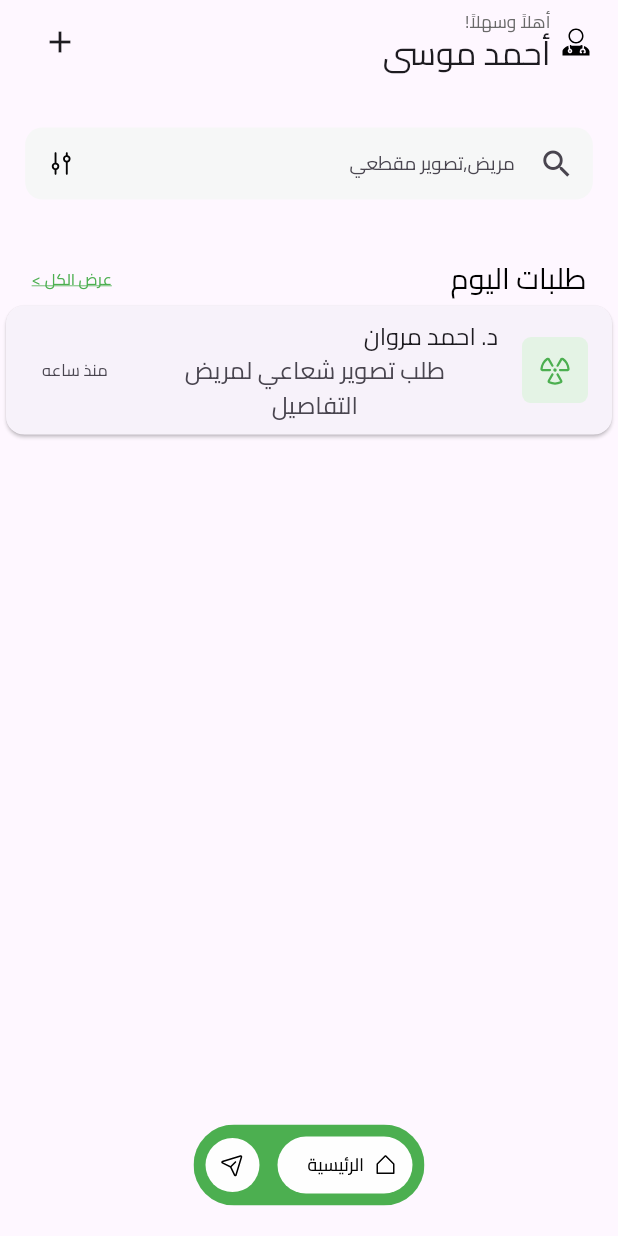
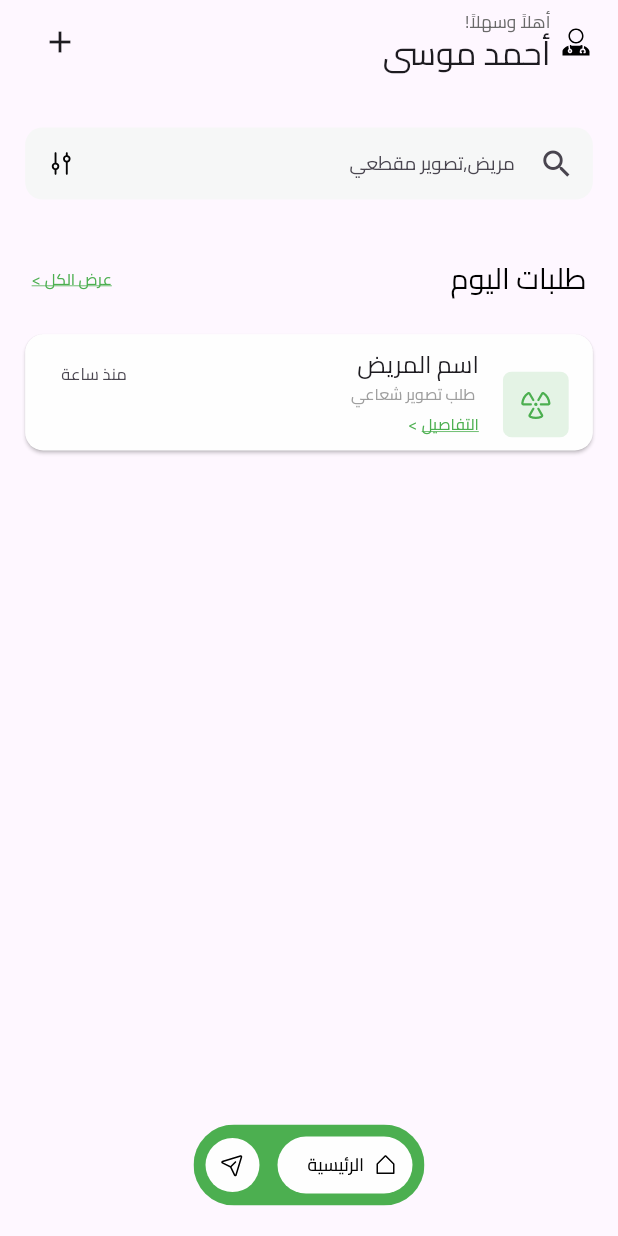
Before and after one commit to samibarsa/Clinic_doctor, a Flutter app: the screen it shows after launch, on a phone screen of 412 x 824 dp. Run offline on Flutter 3.47's test engine with Material 3 defaults, Android fonts, the light colour scheme and no system bars; our stand-ins replace bloc, equatable, flutter_bloc, flutter_screenutil, flutter_svg, modal_progress_hud_nsn and 2 more; accounts and stored records are empty.

Commit message:
add cardListTile

```diff
--- /dev/null
+++ b/lib/Features/Home/presentation/widgets/home_search_text_filed.dart
@@ -0,0 +1,31 @@
+import 'package:doctor_app/core/utils/constant.dart';
+import 'package:doctor_app/core/utils/widgets/custom_text_field.dart';
+import 'package:flutter/material.dart';
+import 'package:flutter_screenutil/flutter_screenutil.dart';
+import 'package:flutter_svg/svg.dart';
+
+class HomeSearchTextFiled extends StatelessWidget {
+  const HomeSearchTextFiled({
+    super.key,
+  });
+
+  @override
+  Widget build(BuildContext context) {
+    return Container(
+      decoration: BoxDecoration(
+          color: const Color(0xffF6F7F7),
+          borderRadius: BorderRadius.all(Radius.circular(12.r))),
+      child: CustomTextField(
+        prefix: SvgPicture.asset(
+          ImagesPath.filter,
+          fit: BoxFit.none,
+        ),
+        suffix: const Icon(Icons.search),
+        title: "مريض,تصوير مقطعي",
+        radius: 12.r,
+        textEditingController: TextEditingController(),
+        keyboardType: TextInputType.text,
+      ),
+    );
+  }
+}
--- a/lib/Features/Home/presentation/widgets/home_view_body.dart
+++ b/lib/Features/Home/presentation/widgets/home_view_body.dart
@@ -1,9 +1,9 @@
+import 'package:doctor_app/Features/Home/presentation/widgets/home_search_text_filed.dart';
+import 'package:doctor_app/Features/Home/presentation/widgets/list_tile_card.dart';
 import 'package:doctor_app/Features/Home/presentation/widgets/navigator_bar.dart';
 import 'package:doctor_app/core/utils/constant.dart';
-import 'package:doctor_app/core/utils/widgets/custom_text_field.dart';
 import 'package:flutter/material.dart';
 import 'package:flutter_screenutil/flutter_screenutil.dart';
-import 'package:flutter_svg/svg.dart';
 
 // ignore: must_be_immutable
 class HomeViewBody extends StatefulWidget {
@@ -77,50 +77,37 @@ class Home extends StatelessWidget {
         SizedBox(
           height: 30.h,
         ),
-        Container(
-          decoration: BoxDecoration(
-              color: const Color(0xffF6F7F7),
-              borderRadius: BorderRadius.all(Radius.circular(12.r))),
-          child: CustomTextField(
-            prefix: SvgPicture.asset(
-              ImagesPath.filter,
-              fit: BoxFit.none,
-            ),
-            suffix: const Icon(Icons.search),
-            title: "مريض,تصوير مقطعي",
-            radius: 12.r,
-            textEditingController: TextEditingController(),
-            keyboardType: TextInputType.text,
-          ),
-        ),
+        const HomeSearchTextFiled(),
         SizedBox(
           height: 40.h,
         ),
         Padding(
-          padding:  EdgeInsets.symmetric(horizontal: 20.w),
-          child:  Row(mainAxisAlignment: MainAxisAlignment.spaceBetween,
+          padding: EdgeInsets.symmetric(horizontal: 20.w),
+          child: Row(
+            mainAxisAlignment: MainAxisAlignment.spaceBetween,
             children: [
-               Text("< عرض الكل" ,style: TextStyle(decoration: TextDecoration.underline,decorationColor: const Color(AppColor.primaryColor),fontSize: 11.sp,color: const Color(AppColor.primaryColor,)),),
-              Text("طلبات اليوم",style: TextStyle(fontSize: 20.sp,fontWeight: FontWeight.w500,color:Colors.black)),
-
+              Text(
+                "< عرض الكل",
+                style: TextStyle(
+                    decoration: TextDecoration.underline,
+                    decorationColor: const Color(AppColor.primaryColor),
+                    fontSize: 11.sp,
+                    color: const Color(
+                      AppColor.primaryColor,
+                    )),
+              ),
+              Text("طلبات اليوم",
+                  style: TextStyle(
+                      fontSize: 20.sp,
+                      fontWeight: FontWeight.w500,
+                      color: Colors.black)),
             ],
           ),
-
         ),
-         Directionality(
-           textDirection: TextDirection.rtl,
-           child: Card(
-             child: ListTile(trailing: const Text("منذ ساعه"),leading: SvgPicture.asset(ImagesPath.xray),title: const Text("د. احمد مروان"),subtitle: const Directionality(
-               textDirection: TextDirection.rtl,
-               child: Column(
-                 children: [
-                   Text("طلب تصوير شعاعي لمريض"),
-                   Text("التفاصيل")
-                 ],
-               ),
-             ),),
-           ),
-         )
+        SizedBox(
+          height: 24.h,
+        ),
+        const ListTileCard()
       ],
     );
   }
--- /dev/null
+++ b/lib/Features/Home/presentation/widgets/list_tile_card.dart
@@ -0,0 +1,36 @@
+import 'package:doctor_app/Features/Home/presentation/widgets/home_view_body.dart';
+import 'package:doctor_app/Features/Home/presentation/widgets/title_list_tile.dart';
+import 'package:doctor_app/core/utils/constant.dart';
+import 'package:flutter/material.dart';
+import 'package:flutter_screenutil/flutter_screenutil.dart';
+import 'package:flutter_svg/svg.dart';
+
+class ListTileCard extends StatelessWidget {
+  const ListTileCard({
+    super.key,
+  });
+
+  @override
+  Widget build(BuildContext context) {
+    return Directionality(
+      textDirection: TextDirection.rtl,
+      child: SizedBox(
+        height: 80.h,
+        child: Card(
+          margin: EdgeInsets.symmetric(horizontal: 16.w),
+          color: const Color(0xfffefefe),
+          child: ListTile(
+            trailing: const Column(
+              mainAxisAlignment: MainAxisAlignment.start,
+              children: [
+                Text("منذ ساعة"),
+              ],
+            ),
+            leading: SvgPicture.asset(ImagesPath.xray),
+            title: const TitleListTile(),
+          ),
+        ),
+      ),
+    );
+  }
+}
--- /dev/null
+++ b/lib/Features/Home/presentation/widgets/title_list_tile.dart
@@ -0,0 +1,67 @@
+import 'package:doctor_app/core/utils/constant.dart';
+import 'package:flutter/material.dart';
+import 'package:flutter_screenutil/flutter_screenutil.dart';
+
+class TitleListTile extends StatelessWidget {
+  const TitleListTile({
+    super.key,
+  });
+
+  @override
+  Widget build(BuildContext context) {
+    return Padding(
+      padding: EdgeInsets.only(left: 0.w),
+      child: Column(
+        mainAxisAlignment: MainAxisAlignment.start,
+        crossAxisAlignment: CrossAxisAlignment.start,
+        children: [
+          const Text(
+            "اسم المريض",
+            textAlign: TextAlign.start,
+            overflow: TextOverflow.ellipsis,
+          ),
+          Directionality(
+            textDirection: TextDirection.rtl,
+            child: Column(
+              children: [
+                Row(
+                  children: [
+                    Text(
+                      " طلب تصوير شعاعي",
+                      textAlign: TextAlign.start,
+                      style: TextStyle(fontSize: 11.sp, color: Colors.grey),
+                    ),
+                  ],
+                ),
+                Padding(
+                  padding: EdgeInsets.only(left: 30.w, top: 4.h),
+                  child: Row(
+                    children: [
+                      Text(
+                        "التفاصيل",
+                        textAlign: TextAlign.start,
+                        style: TextStyle(
+                          fontSize: 11.sp,
+                          color: const Color(AppColor.primaryColor),
+                          decoration: TextDecoration.underline,
+                          decorationColor: const Color(AppColor.primaryColor),
+                        ),
+                      ),
+                      Text(
+                        " >",
+                        style: TextStyle(
+                          fontSize: 11.sp,
+                          color: const Color(AppColor.primaryColor),
+                        ),
+                      )
+                    ],
+                  ),
+                )
+              ],
+            ),
+          )
+        ],
+      ),
+    );
+  }
+}
--- a/lib/main.dart
+++ b/lib/main.dart
@@ -5,8 +5,6 @@ import 'package:doctor_app/Features/Auth/Signup/data/auth_repository_impl.dart';
 import 'package:doctor_app/Features/Auth/Signup/domain/usecases/usecacses.dart';
 import 'package:doctor_app/Features/Auth/Signup/presentation/maneger/cubit/auth_cubit.dart';
 import 'package:doctor_app/Features/Home/presentation/view/home_view.dart';
-import 'package:doctor_app/Features/Home/presentation/widgets/home_view_body.dart';
-import 'package:doctor_app/Features/Splash/splash_screan.dart';
 import 'package:doctor_app/core/utils/constant.dart';
 import 'package:flutter/material.dart';
 import 'package:flutter_bloc/flutter_bloc.dart';
--- a/pubspec.yaml
+++ b/pubspec.yaml
@@ -41,13 +41,12 @@ dependencies:
     sdk: flutter
   flutter_screenutil: ^5.9.3
   flutter_svg: ^2.0.10+1
-  google_sign_in: ^6.2.1
   modal_progress_hud_nsn: ^0.5.1
   pin_code_fields: ^8.0.1
   shared_preferences: ^2.3.2
   supabase: ^2.4.0
   supabase_flutter: ^2.8.0
-  uni_links2: ^0.6.0+2
+
 
 dev_dependencies:
   flutter_lints: ^4.0.0
```
Also changed, not shown: pubspec.lock, 7 other files.
